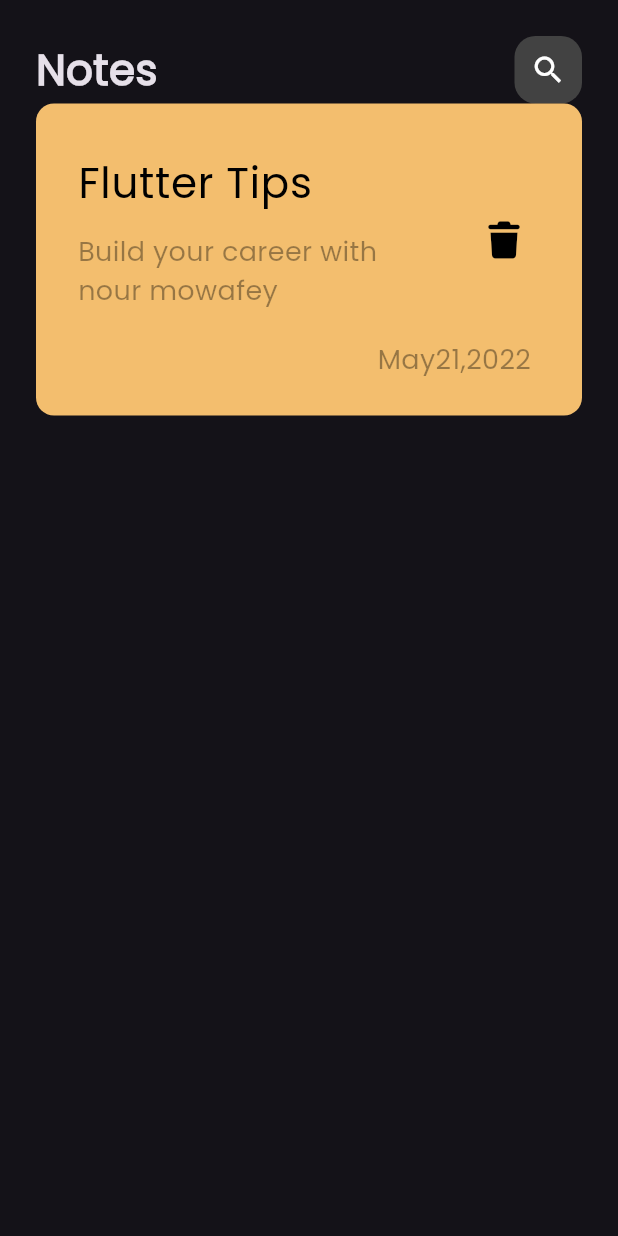
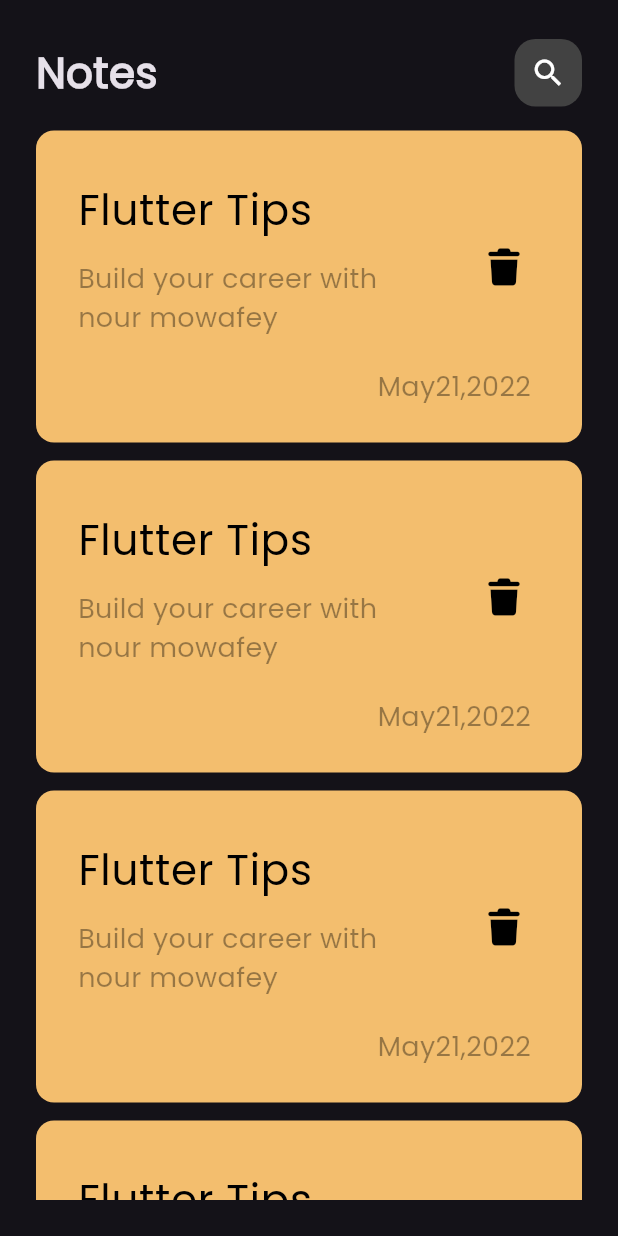
Before and after one commit to NOUR-MOWAFEY/notes_app, a Flutter app: the screen it shows after launch, on a phone screen of 412 x 824 dp. Run offline on Flutter 3.47's test engine with Material 3 defaults, Android fonts, the phone set to English and light mode, and no system bars; our stand-ins replace font_awesome_flutter.

Commit message:
create notes list view

```diff
--- a/lib/widgets/custom_app_bar.dart
+++ b/lib/widgets/custom_app_bar.dart
@@ -1,15 +1,14 @@
-
 import 'package:flutter/material.dart';
 import 'package:notes_app/widgets/custom_search_icon.dart';
 
 class CustomAppBar extends StatelessWidget {
-  const CustomAppBar({
-    super.key,
-  });
+  const CustomAppBar({super.key});
 
   @override
   Widget build(BuildContext context) {
-    return Row(
+    return Padding(
+      padding: const EdgeInsets.only(bottom: 10, top: 2),
+      child: Row(
         children: [
           Text(
             'Notes',
@@ -18,6 +17,7 @@ class CustomAppBar extends StatelessWidget {
           Spacer(),
           CustomSearchIcon(),
         ],
+      ),
     );
   }
 }
--- a/lib/widgets/custom_search_icon.dart
+++ b/lib/widgets/custom_search_icon.dart
@@ -8,14 +8,14 @@ class CustomSearchIcon extends StatelessWidget {
 
   @override
   Widget build(BuildContext context) {
-    return Container(
+    return  Container(
       height: 45,
       width: 45,
       decoration: BoxDecoration(
         color: Colors.grey.shade800,
         borderRadius: BorderRadius.circular(14),
       ),
-      child: Icon(Icons.search),
+      child:const Icon(Icons.search),
     );
   }
 }
--- a/lib/widgets/note_item.dart
+++ b/lib/widgets/note_item.dart
@@ -7,7 +7,7 @@ class NoteItem extends StatelessWidget {
   @override
   Widget build(BuildContext context) {
     return Container(
-      padding: EdgeInsets.symmetric(vertical: 24, horizontal: 28),
+      padding: const EdgeInsets.symmetric(vertical: 24, horizontal: 28),
       decoration: BoxDecoration(
         color: const Color.fromARGB(242, 255, 199, 115),
         borderRadius: BorderRadius.circular(12),
@@ -18,12 +18,12 @@ class NoteItem extends StatelessWidget {
         children: [
           ListTile(
             contentPadding: EdgeInsets.zero,
-            title: Text(
+            title: const Text(
               'Flutter Tips',
               style: TextStyle(color: Colors.black, fontSize: 28),
             ),
-            subtitle: Padding(
-              padding: const EdgeInsets.only(top: 12, bottom: 12),
+            subtitle: const Padding(
+              padding: EdgeInsets.only(top: 12, bottom: 12),
               child: Text(
                 'Build your career with nour mowafey',
                 style: TextStyle(color: Colors.black38, fontSize: 18),
@@ -31,11 +31,11 @@ class NoteItem extends StatelessWidget {
             ),
             trailing: IconButton(
               onPressed: () {},
-              icon: Icon(FontAwesomeIcons.trash, color: Colors.black),
+              icon: const Icon(FontAwesomeIcons.trash, color: Colors.black),
             ),
           ),
-          Padding(
-            padding: const EdgeInsets.only(right: 6),
+          const Padding(
+            padding: EdgeInsets.only(right: 6),
             child: Text(
               'May21,2022',
               style: TextStyle(color: Colors.black38, fontSize: 18),
--- /dev/null
+++ b/lib/widgets/notes_list_view.dart
@@ -0,0 +1,19 @@
+import 'package:flutter/material.dart';
+import 'package:notes_app/widgets/note_item.dart';
+
+class NotesListView extends StatelessWidget {
+  const NotesListView({super.key});
+
+  @override
+  Widget build(BuildContext context) {
+    return ListView.builder(
+      itemCount: 10,
+      itemBuilder: (context, index) {
+        return const Padding(
+          padding: EdgeInsets.symmetric(vertical: 6),
+          child: NoteItem(),
+        );
+      },
+    );
+  }
+}
--- a/lib/widgets/notes_view_body.dart
+++ b/lib/widgets/notes_view_body.dart
@@ -1,15 +1,20 @@
 import 'package:flutter/material.dart';
 import 'package:notes_app/widgets/custom_app_bar.dart';
-import 'package:notes_app/widgets/note_item.dart';
+import 'package:notes_app/widgets/notes_List_view.dart';
 
 class NotesViewBody extends StatelessWidget {
   const NotesViewBody({super.key});
 
   @override
   Widget build(BuildContext context) {
-    return Padding(
-      padding: const EdgeInsets.all(24.0),
-      child: Column(children: [CustomAppBar(), NoteItem()]),
+    return const Padding(
+      padding:EdgeInsets.all(24.0),
+      child: Column(
+        children: [
+          CustomAppBar(),
+          Expanded(child: NotesListView()),
+        ],
+      ),
     );
   }
 }
```
Lines whose indentation alone changed are shown as unchanged.
